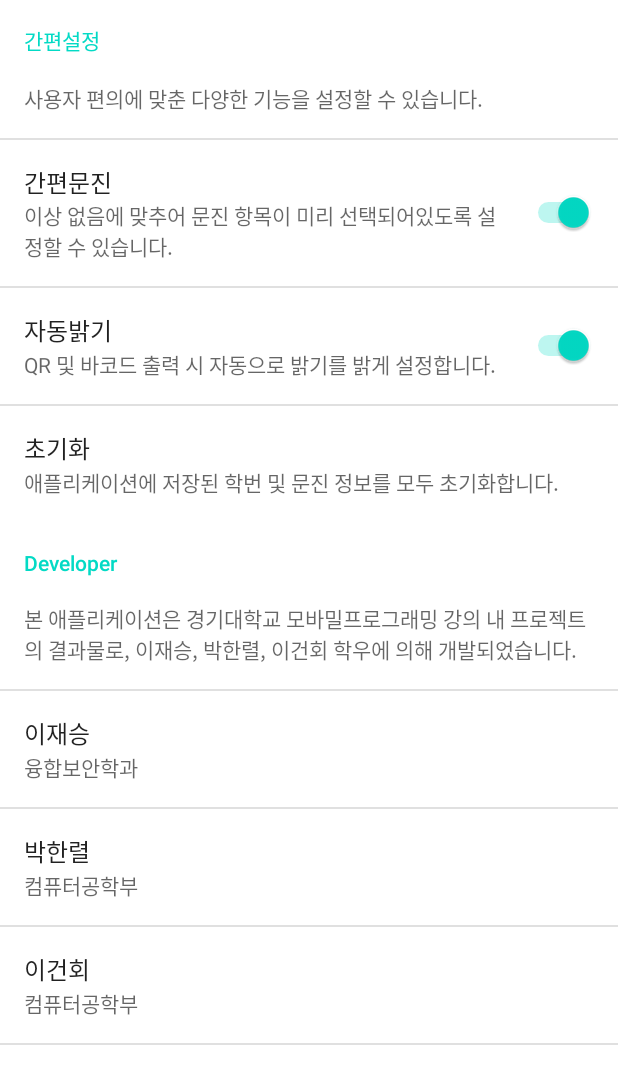
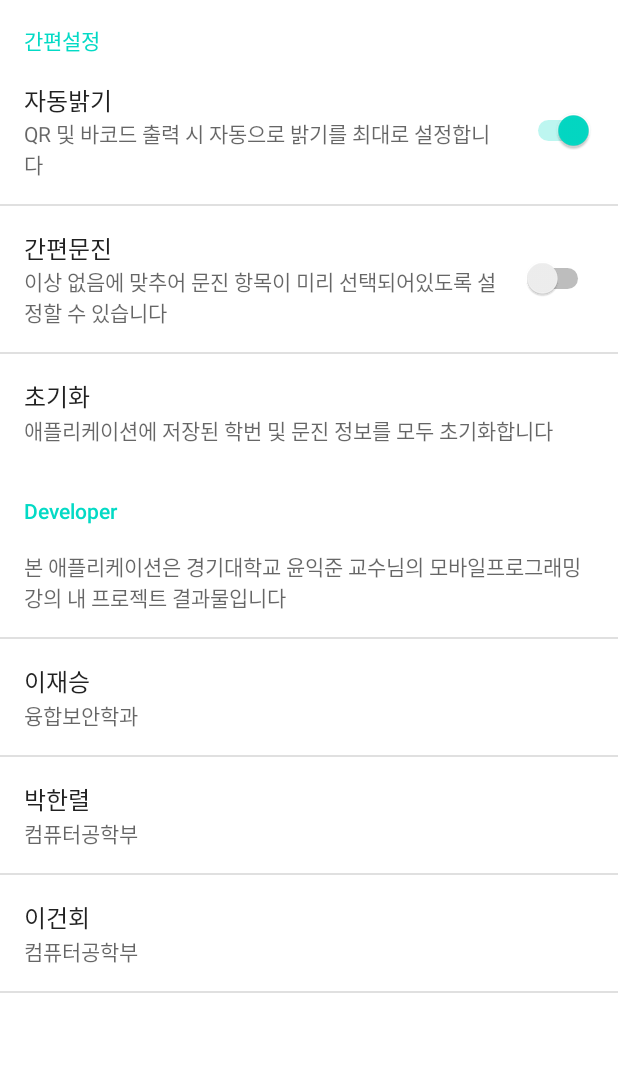
Before and after one commit to g0pher98/kgu-selfcheck, an Android app: the screen it shows after launch (SettingActivity), after a tap on an icon or button, on a phone screen of 412 x 824 dp. Shown: the top 1084 px of the screen. Run offline under Robolectric (Android 15) with nearby library versions, the phone set to English and light mode, and no system bars; our stand-ins replace Volley; libraries missing offline, so code that uses them is left out: com.journeyapps.barcodescanner.

Commit message:
설정 페이지 수정
- 초기화 기능 정말 초기화 할 것인지 한 번 더 질의하도록 수정
- 자동밝기 설정에 따라 동작하도록 수정.
- 간편문진 설정에 따라 동작하도록 수정.
- onResume() Override. 설정 페이지에서 나왔을 때, 내용 반영.

```diff
--- a/app/src/main/java/com/example/project/MainActivity.java
+++ b/app/src/main/java/com/example/project/MainActivity.java
@@ -9,17 +9,16 @@ import android.os.Build;
 import android.os.Bundle;
 
 public class MainActivity extends AppCompatActivity {
+    SelfCheck selfCheck;
 
     @RequiresApi(api = Build.VERSION_CODES.O)
     @Override
     protected void onCreate(Bundle savedInstanceState) {
         // TODO
-        //   - 설정 값 각 기능이 실제로도 적용되도록 수정 (간편문진, 자동밝기)
         //   - 설정 페이지 기능 추가. (개발자 소개, 교내 코로나대책본부 전화 등)
         //   - QR코드에서 바코드로 변경 시 좌우로 길게 크기 변경되도록 수정
         //   - 설정 아이콘 크기조절
         //   - 뒤로가기 눌렀을 때, 이전 페이지가 아니라 아예 꺼지도록 수정(액티비티 넘길 때 기존 것은 죽여야할듯)
-        //   -
 
 
         /**
@@ -34,7 +33,7 @@ public class MainActivity extends AppCompatActivity {
         ActionBar actionBar = getSupportActionBar();
         actionBar.hide();
 
-        SelfCheck selfCheck = new SelfCheck(getApplicationContext());
+        selfCheck = new SelfCheck(getApplicationContext());
 
         if (selfCheck.studentID.equals("")) {
             // 기존 데이터 없을 경우
@@ -52,4 +51,9 @@ public class MainActivity extends AppCompatActivity {
             }
         }
     }
+    @Override
+    public void onResume() {
+        super.onResume();
+        selfCheck.loadData();
+    }
 }
--- a/app/src/main/java/com/example/project/SelfCheckInfo.java
+++ b/app/src/main/java/com/example/project/SelfCheckInfo.java
@@ -37,6 +37,7 @@ class SelfCheckInfo {
     Date lastSubmitDate = new Date(0);
     Boolean simpleMode = false; // 빠른 문진 설정 여부
     Boolean isLastCheckClean = true; // 최근 문진이 모두 "예"를 선택했는지.
+    Boolean isAutoBright = true; // 바코드 출력 시 자동 밝기조절 여부
 
     // Helpful variables
     String reqHost = null;
@@ -72,7 +73,6 @@ class SelfCheckInfo {
         studentID = "";
         name = "";
         lastSubmitDate = new Date(0);
-        simpleMode = false;
         isLastCheckClean = true;
     }
 
@@ -85,6 +85,7 @@ class SelfCheckInfo {
             json.put("lastSubmitDate"  , dateFormat.format(lastSubmitDate));
             json.put("simpleMode"      , simpleMode);
             json.put("isLastCheckClean", isLastCheckClean);
+            json.put("isAutoBright", isAutoBright);
         } catch (Exception e) {
             Log.e(this.toString(), "_____Exception : " + e.toString());
             e.printStackTrace();
@@ -102,6 +103,7 @@ class SelfCheckInfo {
             lastSubmitDate   = dateFormat.parse(json.getString("lastSubmitDate"));
             simpleMode       = json.getBoolean("simpleMode");
             isLastCheckClean = json.getBoolean("isLastCheckClean");
+            isAutoBright     = json.getBoolean("isAutoBright");
         } catch (Exception e) {
             Log.e(this.toString(), "_____Exception : " + e.toString());
             e.printStackTrace();
@@ -176,6 +178,7 @@ class SelfCheckInfo {
         intent.putExtra("lastSubmitDate"  , lastSubmitDate);
         intent.putExtra("simpleMode"      , simpleMode);
         intent.putExtra("isLastCheckClean", isLastCheckClean);
+        intent.putExtra("isAutoBright", isAutoBright);
 
         return intent;
     }
@@ -189,6 +192,7 @@ class SelfCheckInfo {
         lastSubmitDate   = (Date) intent.getSerializableExtra("lastSubmitDate");
         simpleMode       = intent.getBooleanExtra("simpleMode", false);
         isLastCheckClean = intent.getBooleanExtra("isLastCheckClean", true);
+        isAutoBright     = intent.getBooleanExtra("isAutoBright", true);
     }
 
     public Boolean isCheckToday() {
--- a/app/src/main/java/com/example/project/StudentIdActivity.java
+++ b/app/src/main/java/com/example/project/StudentIdActivity.java
@@ -20,6 +20,7 @@ import java.util.regex.Pattern;
 
 
 public class StudentIdActivity extends AppCompatActivity {
+    SelfCheck selfCheck;
 
     @Override
     protected void onCreate(Bundle savedInstanceState) {
@@ -29,7 +30,7 @@ public class StudentIdActivity extends AppCompatActivity {
         ActionBar actionBar = getSupportActionBar();
         actionBar.hide();
 
-        SelfCheck selfCheck = new SelfCheck(getApplicationContext(), getIntent());
+        selfCheck = new SelfCheck(getApplicationContext(), getIntent());
 
         // 내 정보 출력
         TextView myId = (TextView) findViewById(R.id.my_id);
@@ -102,7 +103,6 @@ public class StudentIdActivity extends AppCompatActivity {
                             return;
                         }
 
-                        // TODO 이름 출력 후 맞는지 확인 : 완료
                         AlertDialog.Builder myAlertBuilder =
                                 new AlertDialog.Builder(StudentIdActivity.this);
                         // alert의 title과 Messege 세팅
@@ -136,4 +136,9 @@ public class StudentIdActivity extends AppCompatActivity {
             }
         });
     }
+    @Override
+    public void onResume() {
+        super.onResume();
+        selfCheck.loadData();
+    }
 }
--- a/app/src/main/res/xml/settings.xml
+++ b/app/src/main/res/xml/settings.xml
@@ -1,32 +1,28 @@
 <?xml version="1.0" encoding="utf-8"?>
 <PreferenceScreen xmlns:android="http://schemas.android.com/apk/res/android">
     <PreferenceCategory android:title="간편설정">
-        <Preference
-            android:key=""
-            android:summary="사용자 편의에 맞춘 다양한 기능을 설정할 수 있습니다."
+        <SwitchPreference
+            android:title="자동밝기"
+            android:summary="QR 및 바코드 출력 시 자동으로 밝기를 최대로 설정합니다"
+            android:key="bright"
+            android:defaultValue="true"
             />
         <SwitchPreference
             android:title="간편문진"
-            android:summary="이상 없음에 맞추어 문진 항목이 미리 선택되어있도록 설정할 수 있습니다."
+            android:summary="이상 없음에 맞추어 문진 항목이 미리 선택되어있도록 설정할 수 있습니다"
             android:key="simple"
-            android:defaultValue="true"
-            />
-        <SwitchPreference
-            android:title="자동밝기"
-            android:summary="QR 및 바코드 출력 시 자동으로 밝기를 밝게 설정합니다."
-            android:key="bright"
-            android:defaultValue="true"
+            android:defaultValue="false"
             />
         <Preference
             android:title="초기화"
-            android:summary="애플리케이션에 저장된 학번 및 문진 정보를 모두 초기화합니다."
+            android:summary="애플리케이션에 저장된 학번 및 문진 정보를 모두 초기화합니다"
             android:key="reset"
             />
     </PreferenceCategory>
     <PreferenceCategory android:title="Developer">
         <Preference
             android:key=""
-            android:summary="본 애플리케이션은 경기대학교 모바밀프로그래밍 강의 내 프로젝트의 결과물로, 이재승, 박한렬, 이건회 학우에 의해 개발되었습니다. "
+            android:summary="본 애플리케이션은 경기대학교 윤익준 교수님의 모바일프로그래밍 강의 내 프로젝트 결과물입니다"
             />
         <Preference
             android:title="이재승"
```
Also changed, not shown: app/src/main/java/com/example/project/BarcodeActivity.java (+7 -1 lines), app/src/main/java/com/example/project/CheckingActivity.java (+46 -25 lines), app/src/main/java/com/example/project/SelfCheck.java (+4 -4 lines), app/src/main/java/com/example/project/SettingsFragment.java (+49 -9 lines), 9 other files.
